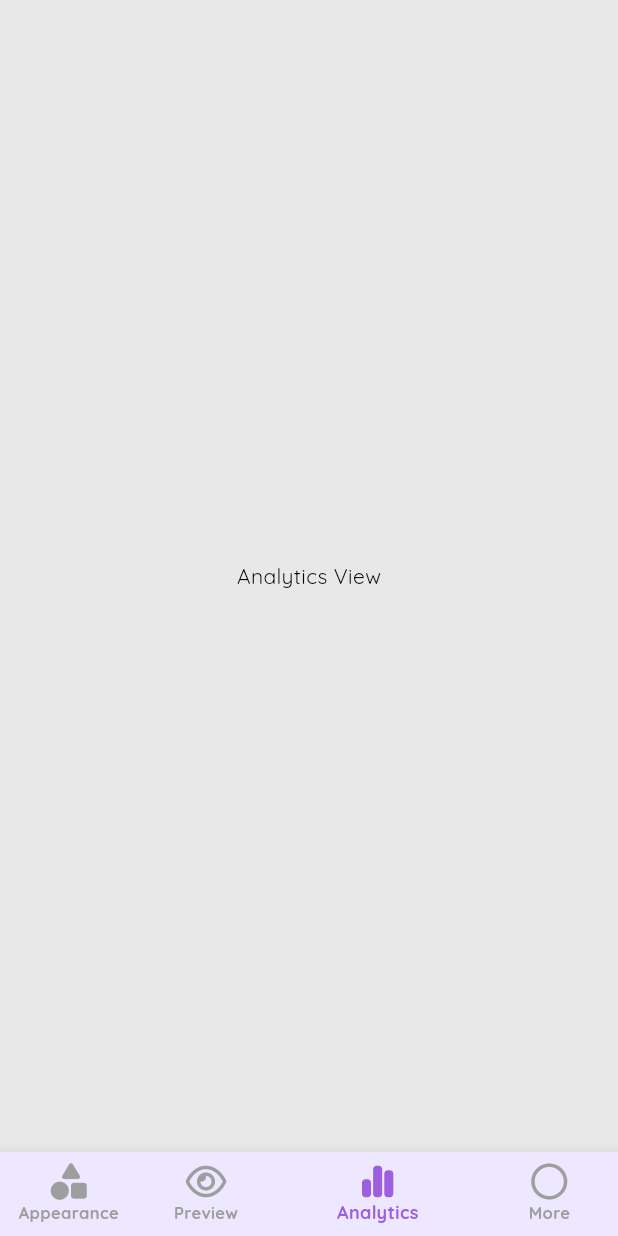
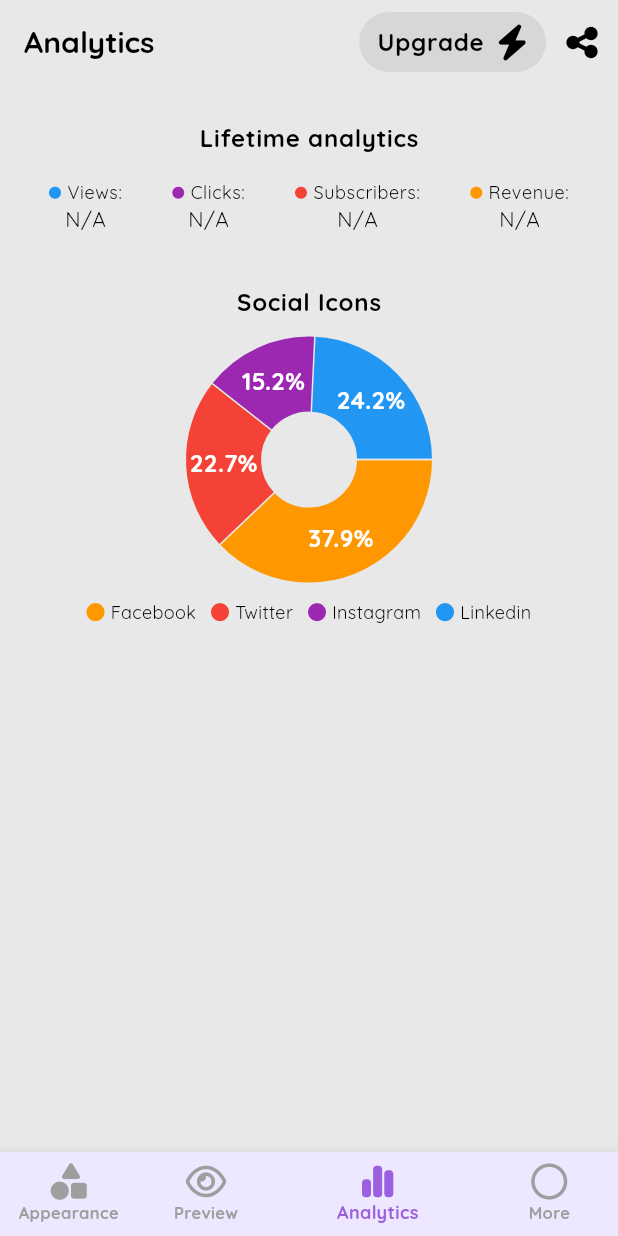
Before and after one commit to abel3ri/my_link_space, a Flutter app: the screen it shows after launch, item 3 of the bottom bar chosen, on a phone screen of 412 x 824 dp. Run offline on Flutter 3.47's test engine with Material 3 defaults, Android fonts, the phone set to English and light mode, and no system bars; drawn by our look-alikes of fl_chart; our stand-ins replace font_awesome_flutter, go_router, google_fonts.

Commit message:
feat: finish analytics view - pie chart only

```diff
--- a/lib/ui/views/analytics_view.dart
+++ b/lib/ui/views/analytics_view.dart
@@ -1,14 +1,214 @@
+import 'package:fl_chart/fl_chart.dart';
 import 'package:flutter/material.dart';
+import 'package:font_awesome_flutter/font_awesome_flutter.dart';
+import 'package:my_link_space/ui/widgets/custom_app_bar.dart';
+import 'package:my_link_space/ui/widgets/r_sub_header_text.dart';
 
 class AnalyticsView extends StatelessWidget {
   const AnalyticsView({super.key});
 
   @override
   Widget build(BuildContext context) {
+    Map<String, int> linkClicks = {
+      'Facebook': 50,
+      'Twitter': 30,
+      'Instagram': 20,
+      'Linkedin': 32,
+    };
+
     return Scaffold(
-      body: Center(
-        child: Text("Analytics View"),
+      appBar: CustomAppBar(
+        context: context,
+        title: Text("Analytics"),
+      ),
+      body: SingleChildScrollView(
+        physics: BouncingScrollPhysics(),
+        padding: EdgeInsets.symmetric(horizontal: 16, vertical: 24),
+        child: Column(
+          children: [
+            Center(
+              child: Text(
+                "Lifetime analytics",
+                style: Theme.of(context).textTheme.bodyLarge!.copyWith(
+                      fontWeight: FontWeight.bold,
+                    ),
+              ),
+            ),
+            SizedBox(
+              height: MediaQuery.of(context).size.height * 0.02,
+            ),
+            Row(
+              mainAxisAlignment: MainAxisAlignment.spaceAround,
+              children: [
+                RAnalyticsCol(
+                  color: Colors.blue,
+                  label: "Views",
+                ),
+                RAnalyticsCol(
+                  color: Colors.purple,
+                  label: "Clicks",
+                ),
+                RAnalyticsCol(
+                  color: Colors.red,
+                  label: "Subscribers",
+                ),
+                RAnalyticsCol(
+                  color: Colors.orange,
+                  label: "Revenue",
+                ),
+              ],
+            ),
+            SizedBox(
+              height: MediaQuery.of(context).size.height * 0.04,
+            ),
+            RSubHeaderText(text: "Social Icons"),
+            SizedBox(height: MediaQuery.of(context).size.height * 0.04),
+            SizedBox(
+              height: 200,
+              child: SocialLinkPieChart(linkClicks: linkClicks),
+            ),
+          ],
+        ),
       ),
     );
   }
 }
+
+class SocialLinkPieChart extends StatelessWidget {
+  final Map<String, int> linkClicks;
+  final List<Color> colors = [
+    Colors.orange,
+    Colors.red,
+    Colors.purple,
+    Colors.blue,
+  ];
+
+  SocialLinkPieChart({required this.linkClicks});
+
+  @override
+  Widget build(BuildContext context) {
+    return Column(
+      children: [
+        SizedBox(
+          height: 120,
+          child: PieChart(
+            PieChartData(
+              sections: _buildPieChartSections(),
+              centerSpaceRadius: 32,
+              sectionsSpace: 1,
+            ),
+          ),
+        ),
+        SizedBox(height: MediaQuery.of(context).size.height * 0.04),
+        _buildLegend(),
+      ],
+    );
+  }
+
+  List<PieChartSectionData> _buildPieChartSections() {
+    List<PieChartSectionData> sections = [];
+    int totalClicks = linkClicks.values.reduce((a, b) => a + b);
+
+    int colorIndex = 0;
+
+    linkClicks.forEach((link, clicks) {
+      final double percentage = (clicks / totalClicks) * 100;
+      sections.add(
+        PieChartSectionData(
+          color: colors[colorIndex % colors.length],
+          value: clicks.toDouble(),
+          title: '${percentage.toStringAsFixed(1)}%',
+          radius: 50,
+          titleStyle: TextStyle(
+            fontSize: 16,
+            fontWeight: FontWeight.bold,
+            color: Colors.white,
+          ),
+        ),
+      );
+      colorIndex++;
+    });
+
+    return sections;
+  }
+
+  Widget _buildLegend() {
+    int colorIndex = 0;
+    return Wrap(
+      spacing: 10,
+      // runSpacing: 10,
+      children: linkClicks.keys.map((link) {
+        final color = colors[colorIndex % colors.length];
+        colorIndex++;
+        return Row(
+          mainAxisSize: MainAxisSize.min,
+          children: [
+            FaIcon(
+              FontAwesomeIcons.solidCircle,
+              size: 12,
+              color: color,
+            ),
+            SizedBox(width: 4),
+            Text(
+              link,
+              style: TextStyle(fontSize: 12),
+            ),
+          ],
+        );
+      }).toList(),
+    );
+  }
+}
+
+class RAnalyticsCol extends StatelessWidget {
+  const RAnalyticsCol({
+    super.key,
+    required this.label,
+    required this.color,
+  });
+
+  final String label;
+  final Color color;
+
+  @override
+  Widget build(BuildContext context) {
+    return Column(
+      children: [
+        RAnalyticsRow(
+          color: color,
+          label: label,
+        ),
+        Text("N/A"),
+      ],
+    );
+  }
+}
+
+class RAnalyticsRow extends StatelessWidget {
+  const RAnalyticsRow({
+    super.key,
+    required this.label,
+    required this.color,
+  });
+
+  final String label;
+  final Color color;
+
+  @override
+  Widget build(BuildContext context) {
+    return Row(
+      children: [
+        FaIcon(
+          FontAwesomeIcons.solidCircle,
+          size: 8,
+          color: color,
+        ),
+        SizedBox(width: MediaQuery.of(context).size.width * 0.01),
+        Text(
+          "$label:",
+          style: Theme.of(context).textTheme.bodySmall,
+        ),
+      ],
+    );
+  }
+}
```
